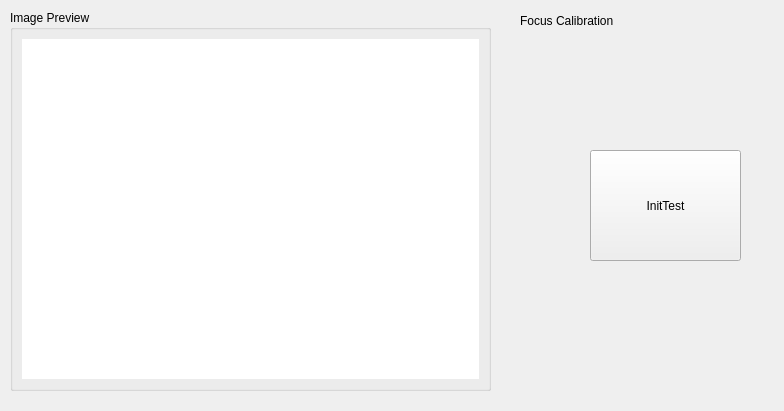
TimSamuelsen/CLIP3DPrinterGUI, file src/secondary/focuscal.ui: the form before one commit.
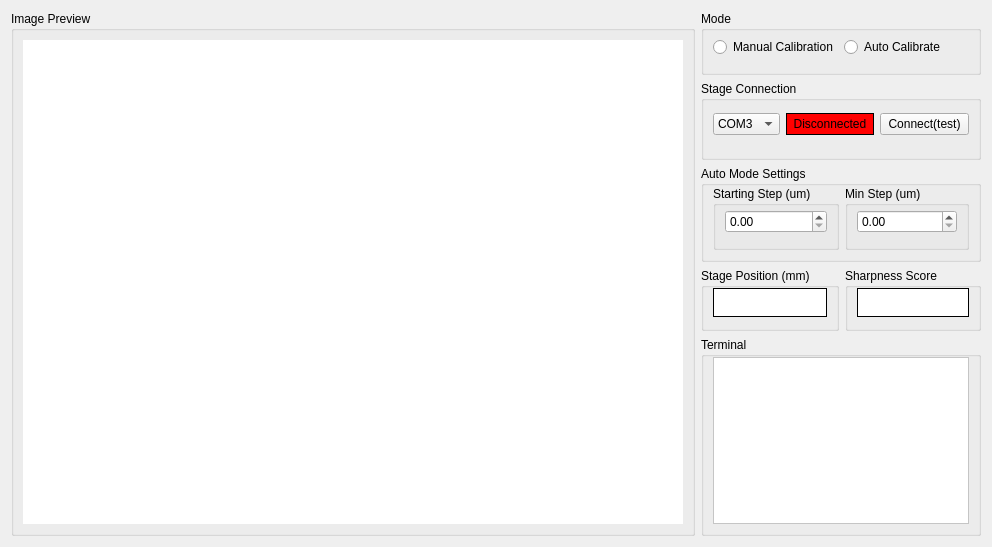
The form after the commit.

Commit message: First test implementation for thorlabs camera

Patch:
```diff
--- a/src/secondary/focuscal.ui
+++ b/src/secondary/focuscal.ui
@@ -6,64 +6,241 @@
    <rect>
     <x>0</x>
     <y>0</y>
-    <width>784</width>
-    <height>411</height>
+    <width>992</width>
+    <height>547</height>
    </rect>
   </property>
   <property name="windowTitle">
    <string>Form</string>
   </property>
-  <widget class="QLabel" name="label">
-   <property name="geometry">
-    <rect>
-     <x>520</x>
-     <y>0</y>
-     <width>241</width>
-     <height>41</height>
-    </rect>
-   </property>
-   <property name="text">
-    <string>Focus Calibration</string>
-   </property>
-  </widget>
-  <widget class="QGroupBox" name="ImagePreviewBox">
-   <property name="geometry">
-    <rect>
-     <x>10</x>
-     <y>10</y>
-     <width>481</width>
-     <height>381</height>
-    </rect>
-   </property>
-   <property name="title">
-    <string>Image Preview</string>
-   </property>
-   <layout class="QGridLayout" name="gridLayout">
-    <item row="0" column="0">
-     <widget class="QLabel" name="ImagePreview">
-      <property name="styleSheet">
-       <string notr="true">background: white;</string>
-      </property>
-      <property name="text">
-       <string/>
-      </property>
-     </widget>
-    </item>
-   </layout>
-  </widget>
-  <widget class="QPushButton" name="initTest">
-   <property name="geometry">
-    <rect>
-     <x>590</x>
-     <y>150</y>
-     <width>151</width>
-     <height>111</height>
-    </rect>
-   </property>
-   <property name="text">
-    <string>InitTest</string>
-   </property>
-  </widget>
+  <layout class="QGridLayout" name="gridLayout_4">
+   <item row="0" column="0">
+    <layout class="QGridLayout" name="gridLayout_5" rowstretch="8,10,12,8,25" columnstretch="5,0,0">
+     <item row="4" column="1" colspan="2">
+      <widget class="QGroupBox" name="TerminalBox">
+       <property name="title">
+        <string>Terminal</string>
+       </property>
+       <layout class="QGridLayout" name="gridLayout_2">
+        <property name="topMargin">
+         <number>0</number>
+        </property>
+        <item row="0" column="0">
+         <widget class="QTextBrowser" name="Terminal">
+          <property name="styleSheet">
+           <string notr="true">background-color: rgb(255, 255, 255);</string>
+          </property>
+         </widget>
+        </item>
+       </layout>
+      </widget>
+     </item>
+     <item row="0" column="0" rowspan="5">
+      <widget class="QGroupBox" name="ImagePreviewBox">
+       <property name="title">
+        <string>Image Preview</string>
+       </property>
+       <layout class="QGridLayout" name="gridLayout">
+        <item row="0" column="0">
+         <widget class="QLabel" name="ImagePreview">
+          <property name="styleSheet">
+           <string notr="true">background: white;</string>
+          </property>
+          <property name="text">
+           <string/>
+          </property>
+         </widget>
+        </item>
+       </layout>
+      </widget>
+     </item>
+     <item row="3" column="2">
+      <widget class="QGroupBox" name="SharpnessBox">
+       <property name="title">
+        <string>Sharpness Score</string>
+       </property>
+       <layout class="QGridLayout" name="gridLayout_6">
+        <property name="topMargin">
+         <number>0</number>
+        </property>
+        <property name="bottomMargin">
+         <number>11</number>
+        </property>
+        <item row="0" column="0">
+         <widget class="QLabel" name="SharpnessIndicator">
+          <property name="styleSheet">
+           <string notr="true">background:rgb(255, 255, 255); border: 1px solid black;</string>
+          </property>
+          <property name="text">
+           <string/>
+          </property>
+         </widget>
+        </item>
+       </layout>
+      </widget>
+     </item>
+     <item row="3" column="1">
+      <widget class="QGroupBox" name="StagePositionBox">
+       <property name="title">
+        <string>Stage Position (mm)</string>
+       </property>
+       <layout class="QGridLayout" name="gridLayout_3">
+        <property name="topMargin">
+         <number>0</number>
+        </property>
+        <property name="bottomMargin">
+         <number>11</number>
+        </property>
+        <item row="0" column="0">
+         <widget class="QLabel" name="StagePositionIndicator">
+          <property name="styleSheet">
+           <string notr="true">background:rgb(255, 255, 255); border: 1px solid black;</string>
+          </property>
+          <property name="text">
+           <string/>
+          </property>
+         </widget>
+        </item>
+       </layout>
+      </widget>
+     </item>
+     <item row="0" column="1" colspan="2">
+      <widget class="QGroupBox" name="ModeBox">
+       <property name="title">
+        <string>Mode</string>
+       </property>
+       <layout class="QGridLayout" name="gridLayout_7" columnstretch="0,0">
+        <property name="topMargin">
+         <number>0</number>
+        </property>
+        <item row="0" column="1">
+         <widget class="QRadioButton" name="AutoMode">
+          <property name="text">
+           <string>Auto Calibrate</string>
+          </property>
+         </widget>
+        </item>
+        <item row="0" column="0">
+         <widget class="QRadioButton" name="ManualMode">
+          <property name="text">
+           <string>Manual Calibration</string>
+          </property>
+         </widget>
+        </item>
+       </layout>
+      </widget>
+     </item>
+     <item row="2" column="1" colspan="2">
+      <widget class="QGroupBox" name="AutoSettingsBox">
+       <property name="title">
+        <string>Auto Mode Settings</string>
+       </property>
+       <layout class="QGridLayout" name="gridLayout_8">
+        <property name="topMargin">
+         <number>0</number>
+        </property>
+        <item row="0" column="0">
+         <widget class="QGroupBox" name="StartingStepBox">
+          <property name="title">
+           <string>Starting Step (um)</string>
+          </property>
+          <layout class="QGridLayout" name="gridLayout_9">
+           <property name="topMargin">
+            <number>0</number>
+           </property>
+           <item row="0" column="0">
+            <widget class="QDoubleSpinBox" name="StartStepParam"/>
+           </item>
+          </layout>
+         </widget>
+        </item>
+        <item row="0" column="1">
+         <widget class="QGroupBox" name="MinStepBox">
+          <property name="title">
+           <string>Min Step (um)</string>
+          </property>
+          <layout class="QGridLayout" name="gridLayout_10">
+           <property name="topMargin">
+            <number>0</number>
+           </property>
+           <item row="0" column="0">
+            <widget class="QDoubleSpinBox" name="MinStepParam"/>
+           </item>
+          </layout>
+         </widget>
+        </item>
+       </layout>
+      </widget>
+     </item>
+     <item row="1" column="1" colspan="2">
+      <widget class="QGroupBox" name="StageConnectionBox">
+       <property name="title">
+        <string>Stage Connection</string>
+       </property>
+       <layout class="QGridLayout" name="gridLayout_11" columnstretch="3,4,4">
+        <property name="topMargin">
+         <number>0</number>
+        </property>
+        <item row="0" column="0">
+         <widget class="QComboBox" name="COMPortSelect">
+          <item>
+           <property name="text">
+            <string>COM3</string>
+           </property>
+          </item>
+          <item>
+           <property name="text">
+            <string>COM4</string>
+           </property>
+          </item>
+          <item>
+           <property name="text">
+            <string>COM5</string>
+           </property>
+          </item>
+          <item>
+           <property name="text">
+            <string>COM6</string>
+           </property>
+          </item>
+          <item>
+           <property name="text">
+            <string>COM7</string>
+           </property>
+          </item>
+          <item>
+           <property name="text">
+            <string>COM8</string>
+           </property>
+          </item>
+         </widget>
+        </item>
+        <item row="0" column="1">
+         <widget class="QLabel" name="StageConnectionIndicator">
+          <property name="styleSheet">
+           <string notr="true">background:rgb(255, 0, 0); border: 1px solid black;</string>
+          </property>
+          <property name="text">
+           <string>Disconnected</string>
+          </property>
+          <property name="alignment">
+           <set>Qt::AlignCenter</set>
+          </property>
+         </widget>
+        </item>
+        <item row="0" column="2">
+         <widget class="QPushButton" name="StageConnectButton">
+          <property name="text">
+           <string>Connect(test)</string>
+          </property>
+         </widget>
+        </item>
+       </layout>
+      </widget>
+     </item>
+    </layout>
+   </item>
+  </layout>
  </widget>
  <resources/>
  <connections/>
```
Left out of the diff: 2 changed lines with no effect on the pictures. The commit also changes 2 other files.
